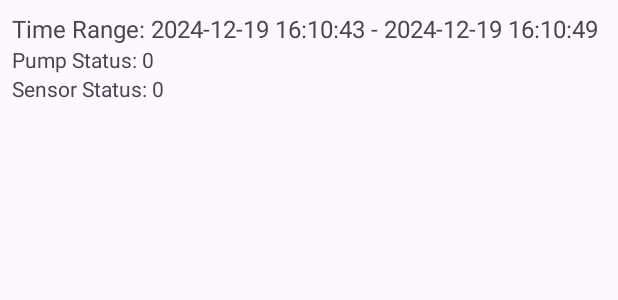
After one commit to LinusArdell/FireDetector, an Android app: the layout history_item.xml on its own in the app's theme, with its tools: preview values and no code run, on a phone screen of 412 x 824 dp. The commit adds this screen. Shown: the top 300 px of the screen. Run offline under Robolectric (Android 15) with nearby library versions, the phone set to English and light mode, and no system bars.

Commit message:
Showing History Tree data

```diff
--- /dev/null
+++ b/app/src/main/res/layout/history_item.xml
@@ -0,0 +1,29 @@
+<LinearLayout
+    xmlns:android="http://schemas.android.com/apk/res/android"
+    android:layout_width="match_parent"
+    android:layout_height="wrap_content"
+    android:orientation="vertical"
+    android:padding="8dp">
+
+    <TextView
+        android:id="@+id/tv_time_range"
+        android:layout_width="wrap_content"
+        android:layout_height="wrap_content"
+        android:text="Time Range: 2024-12-19 16:10:43 - 2024-12-19 16:10:49"
+        android:textSize="16sp" />
+
+    <TextView
+        android:id="@+id/tv_pump_status"
+        android:layout_width="wrap_content"
+        android:layout_height="wrap_content"
+        android:text="Pump Status: 0"
+        android:textSize="14sp" />
+
+    <TextView
+        android:id="@+id/tv_sensor_status"
+        android:layout_width="wrap_content"
+        android:layout_height="wrap_content"
+        android:text="Sensor Status: 0"
+        android:textSize="14sp" />
+
+</LinearLayout>
```
Also changed, not shown: app/src/main/java/linus/ardell/firedetector/Adapter/HistoryAdapter.kt (added, +33 -0 lines), app/src/main/java/linus/ardell/firedetector/Fragment/MetricsFragment.kt (+50 -6 lines), app/src/main/res/layout/fragment_metrics.xml (+4 -3 lines).
